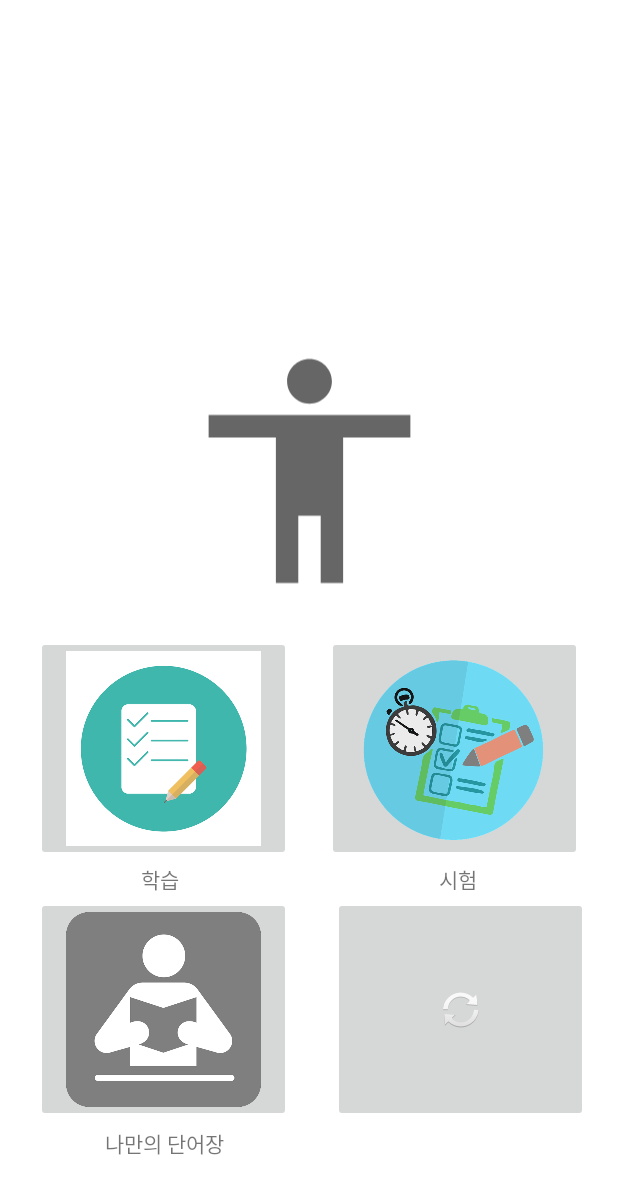
After one commit to ghc1124/VocaUp, an Android app: the layout fragment_menu.xml on its own in the app's theme, with its tools: preview values and no code run, on a phone screen of 412 x 824 dp. The commit adds this screen. Shown: the top 1194 px of the screen. Run offline under Robolectric (Android 15) with nearby library versions, the phone set to English and light mode, and no system bars.

Commit message:
프래그먼트 추가

```diff
--- a/app/build.gradle
+++ b/app/build.gradle
@@ -41,6 +41,7 @@ dependencies {
     implementation 'com.google.android.gms:play-services-auth:19.0.0'
 
     implementation 'com.github.bumptech.glide:glide:4.11.0'
+    implementation 'androidx.legacy:legacy-support-v4:1.0.0'
     annotationProcessor 'com.github.bumptech.glide:compiler:4.11.0'
 
     implementation 'de.hdodenhof:circleimageview:3.1.0'
--- /dev/null
+++ b/app/src/main/res/drawable/ic_baseline_accessibility_24.xml
@@ -0,0 +1,10 @@
+<vector xmlns:android="http://schemas.android.com/apk/res/android"
+    android:width="24dp"
+    android:height="24dp"
+    android:viewportWidth="24"
+    android:viewportHeight="24"
+    android:tint="?attr/colorControlNormal">
+  <path
+      android:fillColor="@android:color/white"
+      android:pathData="M12,2c1.1,0 2,0.9 2,2s-0.9,2 -2,2 -2,-0.9 -2,-2 0.9,-2 2,-2zM21,9h-6v13h-2v-6h-2v6L9,22L9,9L3,9L3,7h18v2z"/>
+</vector>
--- /dev/null
+++ b/app/src/main/res/layout/fragment_menu.xml
@@ -0,0 +1,97 @@
+<?xml version="1.0" encoding="utf-8"?>
+<androidx.constraintlayout.widget.ConstraintLayout xmlns:android="http://schemas.android.com/apk/res/android"
+    xmlns:app="http://schemas.android.com/apk/res-auto"
+    xmlns:tools="http://schemas.android.com/tools"
+    android:layout_width="match_parent"
+    android:layout_height="match_parent"
+    tools:context=".MenuFragment">
+
+    <ImageButton
+        android:id="@+id/imageButton2"
+        android:layout_width="170dp"
+        android:layout_height="150dp"
+        android:layout_marginEnd="24dp"
+        android:layout_marginBottom="24dp"
+        android:scaleType="centerInside"
+        app:layout_constraintBottom_toTopOf="@+id/imageButton4"
+        app:layout_constraintEnd_toEndOf="parent"
+        app:srcCompat="@drawable/exam" />
+
+    <ImageButton
+        android:id="@+id/imageButton4"
+        android:layout_width="170dp"
+        android:layout_height="150dp"
+        android:layout_marginEnd="20dp"
+        android:layout_marginBottom="76dp"
+        android:scaleType="centerInside"
+        app:layout_constraintBottom_toBottomOf="parent"
+        app:layout_constraintEnd_toEndOf="parent"
+        app:srcCompat="@android:drawable/ic_popup_sync" />
+
+    <TextView
+        android:id="@+id/textView4"
+        android:layout_width="wrap_content"
+        android:layout_height="wrap_content"
+        android:layout_marginStart="70dp"
+        android:layout_marginTop="3dp"
+        android:text="나만의 단어장"
+        app:layout_constraintStart_toStartOf="parent"
+        app:layout_constraintTop_toBottomOf="@+id/imageButton" />
+
+    <ImageButton
+        android:id="@+id/imageButton"
+        android:layout_width="170dp"
+        android:layout_height="150dp"
+        android:layout_marginStart="24dp"
+        android:layout_marginBottom="76dp"
+        android:scaleType="centerInside"
+        app:layout_constraintBottom_toBottomOf="parent"
+        app:layout_constraintStart_toStartOf="parent"
+        app:srcCompat="@drawable/study" />
+
+    <ImageButton
+        android:id="@+id/imageButton3"
+        android:layout_width="170dp"
+        android:layout_height="150dp"
+        android:layout_marginStart="24dp"
+        android:layout_marginBottom="24dp"
+        android:scaleType="centerInside"
+        app:layout_constraintBottom_toTopOf="@+id/imageButton"
+        app:layout_constraintStart_toStartOf="parent"
+        app:srcCompat="@drawable/mynote" />
+
+    <TextView
+        android:id="@+id/textView2"
+        android:layout_width="wrap_content"
+        android:layout_height="wrap_content"
+        android:layout_marginTop="3dp"
+        android:layout_marginEnd="94dp"
+        android:layout_marginBottom="3dp"
+        android:text="시험"
+        app:layout_constraintBottom_toTopOf="@+id/imageButton4"
+        app:layout_constraintEnd_toEndOf="parent"
+        app:layout_constraintTop_toBottomOf="@+id/imageButton2" />
+
+    <TextView
+        android:id="@+id/textView"
+        android:layout_width="wrap_content"
+        android:layout_height="wrap_content"
+        android:layout_marginStart="94dp"
+        android:layout_marginTop="3dp"
+        android:layout_marginBottom="3dp"
+        android:text="학습"
+        app:layout_constraintBottom_toTopOf="@+id/imageButton"
+        app:layout_constraintStart_toStartOf="parent"
+        app:layout_constraintTop_toBottomOf="@+id/imageButton3" />
+
+    <ImageView
+        android:id="@+id/imageView2"
+        android:layout_width="179dp"
+        android:layout_height="196dp"
+        android:layout_marginBottom="412dp"
+        app:layout_constraintBottom_toBottomOf="parent"
+        app:layout_constraintEnd_toEndOf="parent"
+        app:layout_constraintStart_toStartOf="parent"
+        app:srcCompat="@drawable/ic_baseline_accessibility_24" />
+
+</androidx.constraintlayout.widget.ConstraintLayout>
--- a/app/src/main/res/values/strings.xml
+++ b/app/src/main/res/values/strings.xml
@@ -1,3 +1,5 @@
 <resources>
     <string name="app_name">VocaUp</string>
+    <!-- TODO: Remove or change this placeholder text -->
+    <string name="hello_blank_fragment">Hello blank fragment</string>
 </resources>
```
Also changed, not shown: app/src/main/java/com/test/vocaup/MenuActivity.java (+11 -0 lines), app/src/main/java/com/test/vocaup/MenuFragment.java (added, +18 -0 lines), app/src/main/res/layout/activity_menu.xml (+13 -89 lines).
